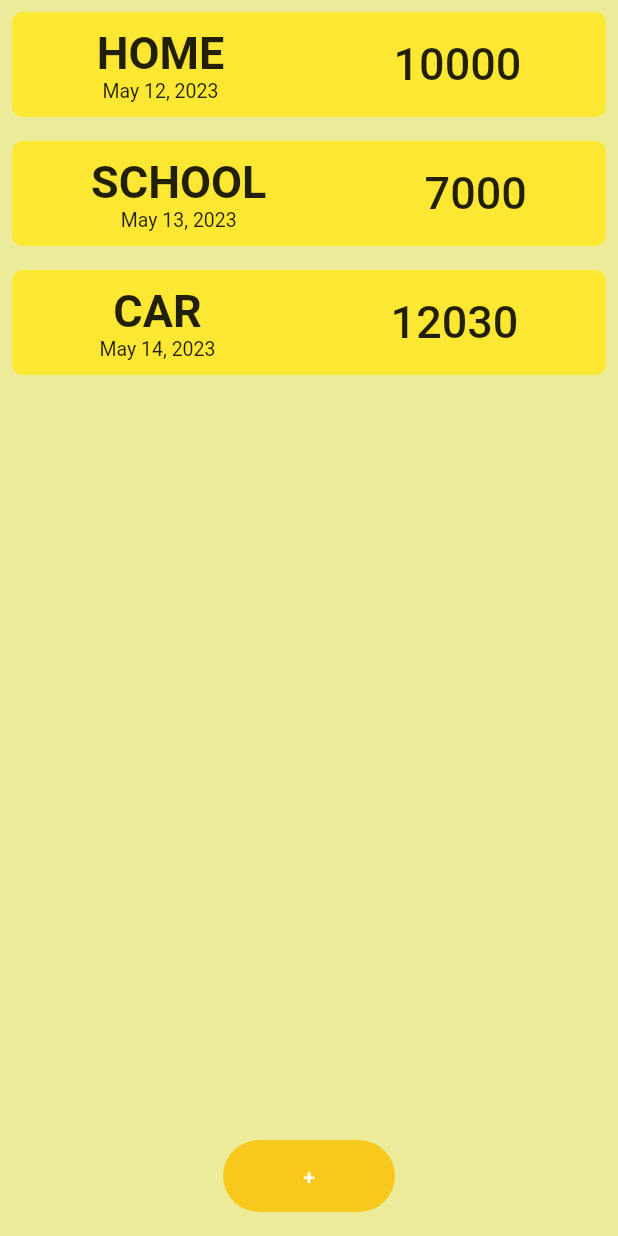
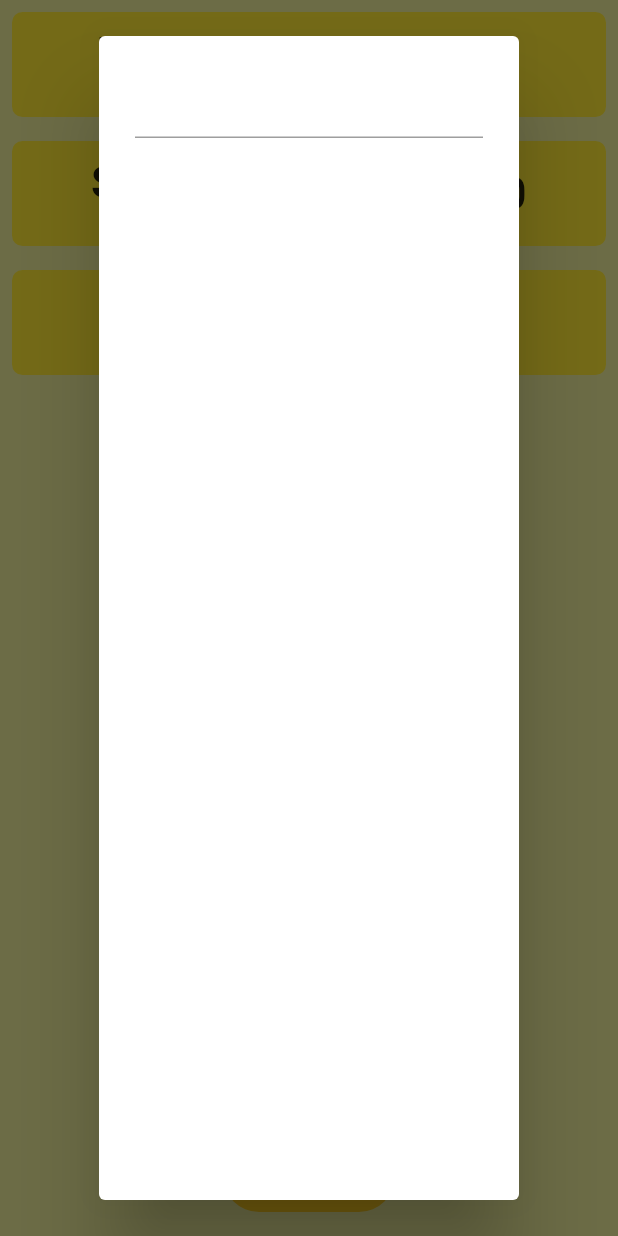
Before and after one commit to JoshuaBiong/hain, a Flutter app: the screen it shows after launch, after a tap on an icon or button, on a phone screen of 412 x 824 dp. Run offline on Flutter 3.47's test engine with Material 2 defaults, Android fonts, the phone set to English and light mode, and no system bars; our stand-ins replace page_transition.

Commit message:
fixed the dialog box media query issue by separating materialApp and scaffold to a different file

```diff
--- a/lib/homapge.dart
+++ b/lib/homapge.dart
@@ -2,18 +2,62 @@ import 'package:flutter/material.dart';
 import 'package:hain/util/cattile.dart';
 
 class Homepage extends StatelessWidget {
-  const Homepage({super.key});
+  // final void Function()? dialogAccess;
+  Homepage({
+    super.key,
+  });
+
+  final GlobalKey<FormState> _formkey = GlobalKey<FormState>();
+
+  Future<void> showInformationDialog(BuildContext context) async {
+    return await showDialog(
+        context: context,
+        builder: (context) {
+          final TextEditingController texteditorController =
+              TextEditingController();
+          return StatefulBuilder(builder: (context, setState) {
+            return AlertDialog(
+              content: Form(
+                  key: _formkey,
+                  child: Column(
+                    children: [
+                      TextField(
+                        controller: texteditorController,
+                      )
+                    ],
+                  )),
+            );
+          });
+        });
+  }
 
   @override
   Widget build(BuildContext context) {
-    return ListView(
-      // physics: AlwaysScrollableScrollPhysics(),
-      children: const [
-        CategoryTile(categoryName: "HOME", date: "May 12, 2023", amount: 10000),
-        CategoryTile(
-            categoryName: "SCHOOL", date: "May 13, 2023", amount: 7000),
-        CategoryTile(categoryName: "CAR", date: "May 14, 2023", amount: 12030),
-      ],
+    return Scaffold(
+      backgroundColor: const Color.fromARGB(255, 236, 235, 153),
+      body: ListView(
+        // physics: AlwaysScrollableScrollPhysics(),
+        children: const [
+          CategoryTile(
+              categoryName: "HOME", date: "May 12, 2023", amount: 10000),
+          CategoryTile(
+              categoryName: "SCHOOL", date: "May 13, 2023", amount: 7000),
+          CategoryTile(
+              categoryName: "CAR", date: "May 14, 2023", amount: 12030),
+        ],
+      ),
+      floatingActionButton: FloatingActionButton.extended(
+        elevation: 0,
+        backgroundColor: const Color.fromARGB(255, 248, 200, 28),
+        onPressed: () async {
+          await showInformationDialog(context);
+          // dialogAccess;
+
+          print("clicked");
+        },
+        label: const Text("       +       "),
+      ),
+      floatingActionButtonLocation: FloatingActionButtonLocation.centerFloat,
     );
   }
 }
--- a/lib/main.dart
+++ b/lib/main.dart
@@ -1,69 +1,20 @@
 import 'package:flutter/material.dart';
-import 'package:hain/util/dialog.dart';
+// import 'package:hain/util/dialog.dart';
 
 import 'homapge.dart';
 
 void main() => runApp(const MyApp());
 
 class MyApp extends StatelessWidget {
-  const MyApp({
-    super.key,
-  });
+  // final void Function()? dialogAccess;
+  const MyApp({super.key});
 
   @override
   Widget build(BuildContext context) {
     return MaterialApp(
       debugShowCheckedModeBanner: false,
-      home: Scaffold(
-        backgroundColor: const Color.fromARGB(255, 236, 235, 153),
-        body: const Homepage(),
-        // floatingActionButton: FloatingActionButton(onPressed: (, child: Text("jfkdj"),),),
-        floatingActionButton: FloatingActionButton.extended(
-          elevation: 0,
-          backgroundColor: const Color.fromARGB(255, 248, 200, 28),
-          onPressed: () {
-            showDialog(
-                context: context,
-                builder: (BuildContext context) {
-                  return AlertDialog(
-                    title: Text("Success"),
-                    content: Text("Saved successfully"),
-                  );
-                });
-            print("clicked");
-          },
-          label: const Text("       +       "),
-        ),
-        floatingActionButtonLocation: FloatingActionButtonLocation.centerFloat,
-      ),
+      home: Homepage(),
+      // floatingActionButton: FloatingActionButton(onPressed: (, child: Text("jfkdj"),),),
     );
   }
 }
-
-// class DialogExample extends StatelessWidget {
-//   const DialogExample({super.key});
-
-//   @override
-//   Widget build(BuildContext context) {
-//     return TextButton(
-//       onPressed: () => showDialog<String>(
-//         context: context,
-//         builder: (BuildContext context) => AlertDialog(
-//           title: const Text('AlertDialog Title'),
-//           content: const Text('AlertDialog description'),
-//           actions: <Widget>[
-//             TextButton(
-//               onPressed: () => Navigator.pop(context, 'Cancel'),
-//               child: const Text('Cancel'),
-//             ),
-//             TextButton(
-//               onPressed: () => Navigator.pop(context, 'OK'),
-//               child: const Text('OK'),
-//             ),
-//           ],
-//         ),
-//       ),
-//       child: const Text('Show Dialog'),
-//     );
-//   }
-// }
```
Also changed, not shown: lib/util/dialog.dart (+3 -41 lines).
